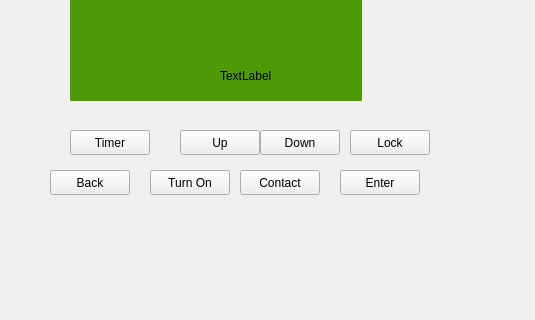
Hall-Andrew/CESDEVICE-3004FinalProject, file mainwindow.ui: the form before one commit; both pictures show x 0 to 535 and y 180 to 500 of the 800 by 600 pixel window.
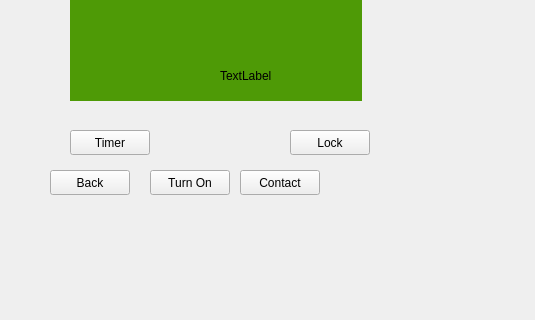
The form after the commit. Icons and pictures are not drawn.

Commit message: images for buttons

Diff of the .ui file:
```diff
--- a/mainwindow.ui
+++ b/mainwindow.ui
@@ -43,33 +43,56 @@
    <widget class="QPushButton" name="UpButton">
     <property name="geometry">
      <rect>
-      <x>180</x>
-      <y>310</y>
-      <width>80</width>
-      <height>25</height>
+      <x>160</x>
+      <y>290</y>
+      <width>61</width>
+      <height>51</height>
      </rect>
     </property>
+    <property name="styleSheet">
+     <string notr="true">#UpButton{
+image: url(:/buttonAssets/guiAssets/buttonAssets/upButton.png);
+border-radius: 50;
+background-color: transparent;
+background:none;
+border:none;
+background-repeat:none;
+}
+</string>
+    </property>
     <property name="text">
-     <string>Up</string>
+     <string/>
     </property>
    </widget>
    <widget class="QPushButton" name="DownButton">
     <property name="geometry">
      <rect>
-      <x>260</x>
-      <y>310</y>
-      <width>80</width>
-      <height>25</height>
+      <x>230</x>
+      <y>290</y>
+      <width>51</width>
+      <height>51</height>
      </rect>
     </property>
+    <property name="styleSheet">
+     <string notr="true">#DownButton{
+
+image: url(:/buttonAssets/guiAssets/buttonAssets/downButton.png);
+border-radius: 50;
+background-color: transparent;
+background:none;
+border:none;
+background-repeat:none;
+}
+</string>
+    </property>
     <property name="text">
-     <string>Down</string>
+     <string/>
     </property>
    </widget>
    <widget class="QPushButton" name="LockButton">
     <property name="geometry">
      <rect>
-      <x>350</x>
+      <x>290</x>
       <y>310</y>
       <width>80</width>
       <height>25</height>
@@ -95,14 +118,24 @@
    <widget class="QPushButton" name="EnterButton">
     <property name="geometry">
      <rect>
-      <x>340</x>
-      <y>350</y>
-      <width>80</width>
-      <height>25</height>
+      <x>320</x>
+      <y>340</y>
+      <width>71</width>
+      <height>51</height>
      </rect>
     </property>
+    <property name="styleSheet">
+     <string notr="true">#EnterButton{
+image: url(:/buttonAssets/guiAssets/buttonAssets/selectButtonAsset);
+border-radius: 50;
+background-color: transparent;
+background:none;
+border:none;
+background-repeat:none;
+}</string>
+    </property>
     <property name="text">
-     <string>Enter</string>
+     <string/>
     </property>
    </widget>
    <widget class="QPushButton" name="BackButton">
```
